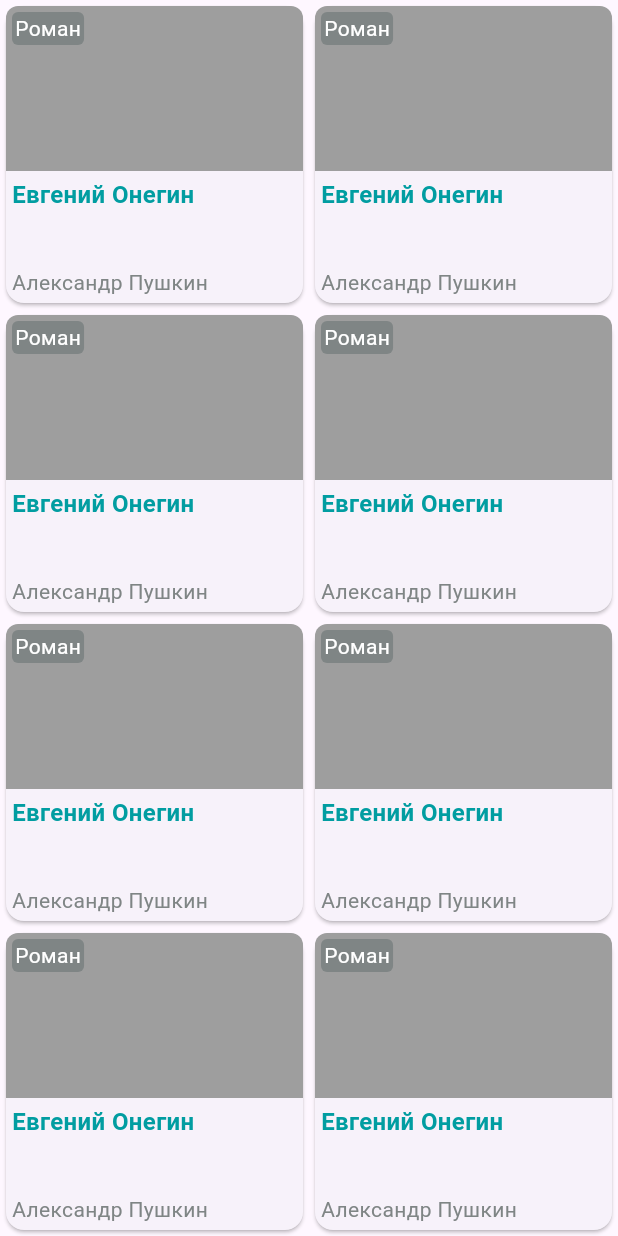
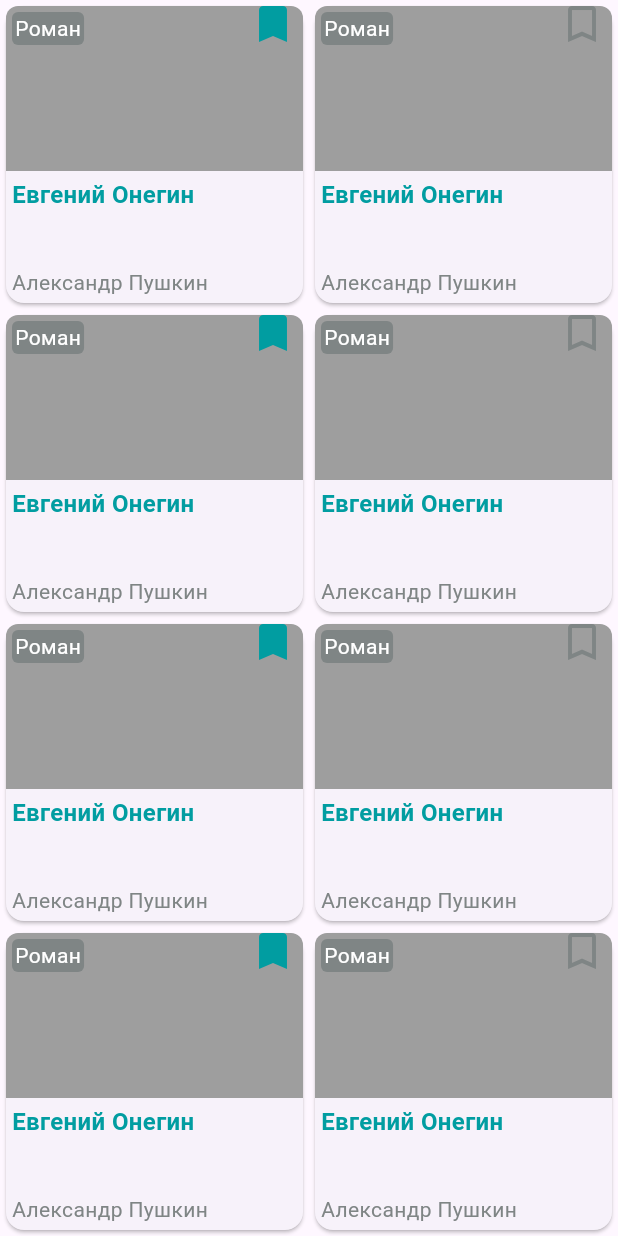
Before and after one commit to tetrochel/sirius_books, a Flutter app: the screen it shows after launch, on a phone screen of 412 x 824 dp. Run offline on Flutter 3.47's test engine with Material 3 defaults, Android fonts, the phone set to English and light mode, and no system bars; our stand-ins replace go_router.

Commit message:
Добавлена кнопка закладки

```diff
--- a/presentation/example/lib/main.dart
+++ b/presentation/example/lib/main.dart
@@ -39,7 +39,7 @@ class MainApp extends StatelessWidget {
             name: "Евгений Онегин",
             authorName: "Александр Пушкин",
             genre: "Роман",
-            isFavorite: true,
+            isFavorite: index % 2 == 0,
             onTap: () {},
             onTapFavorite: () {},
           ),
--- a/presentation/lib/widgets/book_widget.dart
+++ b/presentation/lib/widgets/book_widget.dart
@@ -58,6 +58,14 @@ class BookWidget extends StatelessWidget {
                       ),
                     ),
                   ),
+                  Positioned(
+                    top: -12,
+                    right: -4,
+                    child: _BookmarkButton(
+                      isFavorite: isFavorite,
+                      onTapFavorite: onTapFavorite,
+                    ),
+                  ),
                 ],
               ),
             ),
@@ -89,3 +97,25 @@ class BookWidget extends StatelessWidget {
     );
   }
 }
+
+class _BookmarkButton extends StatelessWidget {
+  final bool isFavorite;
+  final void Function() onTapFavorite;
+
+  const _BookmarkButton({
+    required this.isFavorite,
+    required this.onTapFavorite,
+  });
+
+  @override
+  Widget build(BuildContext context) {
+    return IconButton(
+      onPressed: onTapFavorite,
+      icon: Icon(
+        isFavorite ? Icons.bookmark : Icons.bookmark_border,
+        size: 32,
+        color: isFavorite ? context.colors.primary : context.colors.grey,
+      ),
+    );
+  }
+}
```
Also changed, not shown: lib/config/navigation/navigation.dart (line endings or trailing spaces).
